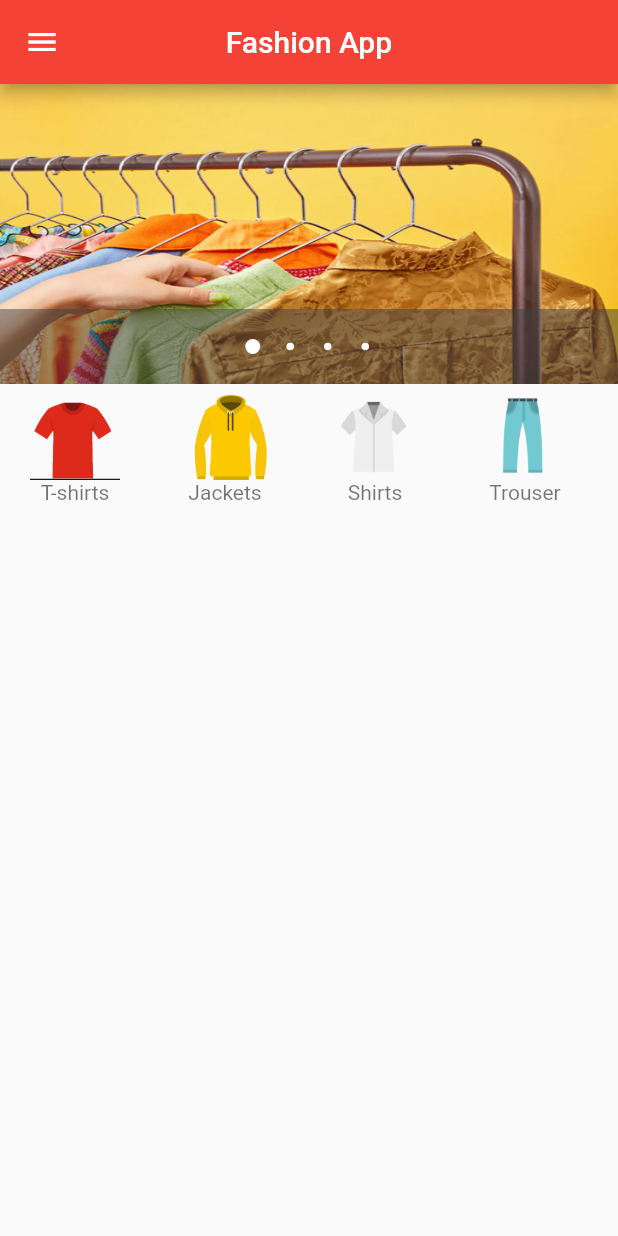
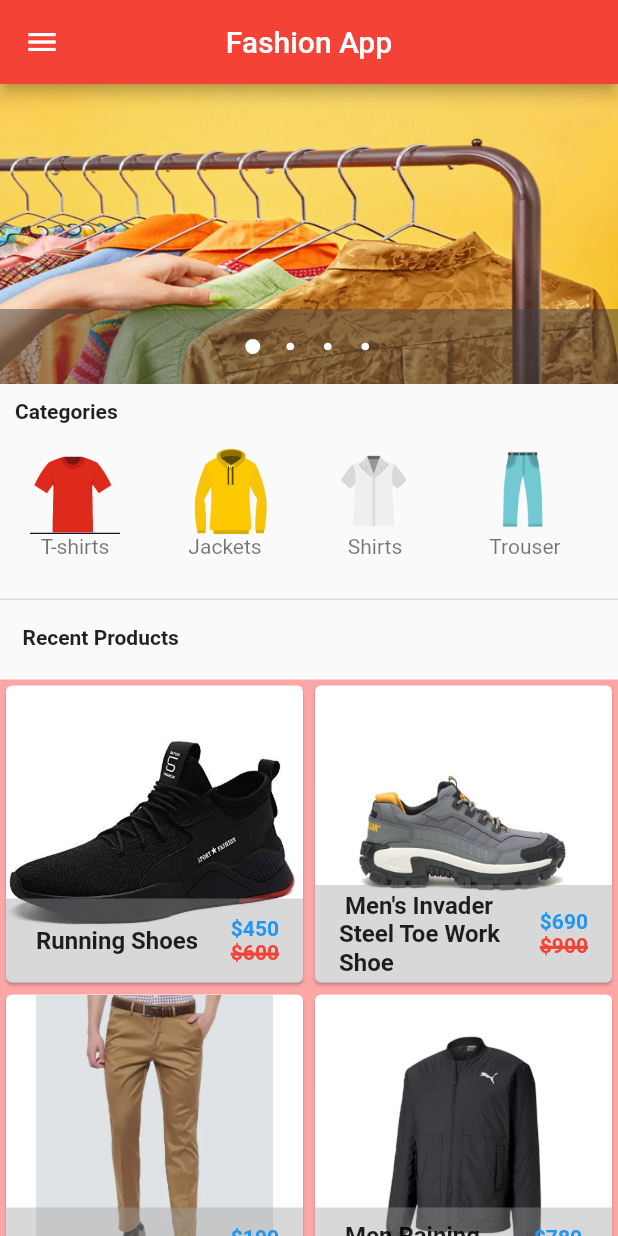
Before and after one commit to MomenF/fashion_app, a Flutter app: the HomePage screen opened by its route, on a phone screen of 412 x 824 dp. Run offline on Flutter 3.47's test engine with Material 2 defaults, Android fonts, the phone set to English and light mode, and no system bars; our stand-ins replace carousel_pro_nullsafety, flutter_spinkit.

Commit message:
adding product Details

```diff
--- /dev/null
+++ b/lib/Components/products.dart
@@ -0,0 +1,120 @@
+import 'package:e_commerce_app/MainScreens/product_details.dart';
+import 'package:flutter/cupertino.dart';
+import 'package:flutter/material.dart';
+
+
+class Products extends StatefulWidget {
+  _ProductsState createState() => _ProductsState();
+}
+
+class _ProductsState extends State<Products> {
+  List<Map<String,dynamic>> productList = [
+    {
+      "name" : " Running Shoes ",
+      "picture" : "assets/images/products/shoes1.jpg",
+      "price" : 450 ,
+      "old price" : 600 ,
+    },
+    {
+      "name" : " Men's Invader Steel Toe Work Shoe  ",
+      "picture" : "assets/images/products/shoes2.jpg",
+      "price" : 690 ,
+      "old price" : 900 ,
+    },
+    {
+      "name" : " Golden Trouser ",
+      "picture" : "assets/images/products/tr1.jpg",
+      "price" : 190 ,
+      "old price" : 235 ,
+    },
+    {
+      "name" : " Men Raining Jacket ",
+      "picture" : "assets/images/products/jac1.jpg",
+      "price" : 780 ,
+      "old price" : 1095 ,
+    },
+  ];
+
+
+  Widget build(BuildContext context) {
+    return Container(
+      child: GridView.builder(
+        shrinkWrap: true,
+        physics: NeverScrollableScrollPhysics(),
+          gridDelegate: SliverGridDelegateWithFixedCrossAxisCount(crossAxisCount: 2),
+          itemCount: productList.length,
+          itemBuilder: (BuildContext context,index){
+            return SingleProduct(
+                productName: productList[index]["name"],
+                productPic: productList[index]["picture"],
+                productPrice: productList[index]["price"],
+              productOldPrice: productList[index]["old price"],
+            );
+          }
+      ),
+    );
+  }
+}
+
+class SingleProduct extends StatelessWidget {
+
+  late final String productName ;
+  late final String productPic ;
+  late final int productPrice ;
+  late final int productOldPrice ;
+
+
+  SingleProduct(
+      {required this.productName,
+        required this.productPic,
+        required this.productOldPrice,
+        required this.productPrice
+      });
+
+  Widget build(BuildContext context) {
+    return Card(
+      child: InkWell(
+        onTap: (){
+          Navigator.of(context).push(MaterialPageRoute(builder: (context)=>ProductDetails(
+            productDetailName: this.productName ,
+            productDetailOldPrice: this.productOldPrice,
+            productDetailPic: this.productPic,
+            productDetailPrice: this.productPrice,
+          )));
+        },
+        child: GridTile(
+
+          footer: Container(
+            color: Colors.grey.withOpacity(.4),
+            child: ListTile(
+              title: Text(
+                productName,
+                style: TextStyle(
+                fontWeight: FontWeight.bold
+              ),
+                maxLines: 3,
+
+              ),
+              trailing: Column(
+                mainAxisAlignment: MainAxisAlignment.center,
+                children: [
+                  Text("\$${productPrice}",style: TextStyle(
+                    color: Colors.blue,
+                    fontWeight: FontWeight.bold,
+                  ),),
+                  Text("\$${productOldPrice}",style: TextStyle(
+                    color: Colors.red,
+                    fontWeight: FontWeight.bold,
+                    decoration: TextDecoration.lineThrough,
+                    decorationThickness: 3,
+                  ),),
+                ],
+              ),
+            ),
+          ),
+          child: Image.asset(productPic),
+        ),
+      ),
+    );
+  }
+}
--- a/lib/MainScreens/Login.dart
+++ b/lib/MainScreens/Login.dart
@@ -74,7 +74,6 @@ class _LoginPageState extends State<LoginPage> {
                         margin: const EdgeInsets.symmetric(
                           horizontal: 15,
                         ),
-
                         decoration: BoxDecoration(
                             color: Colors.amber,
                             borderRadius: BorderRadius.circular(25),
--- a/lib/MainScreens/home.dart
+++ b/lib/MainScreens/home.dart
@@ -1,4 +1,5 @@
 import 'package:e_commerce_app/Components/Categories.dart';
+import 'package:e_commerce_app/Components/products.dart';
 import 'package:flutter/cupertino.dart';
 import 'package:flutter/gestures.dart';
 import 'package:flutter/material.dart';
@@ -54,7 +55,9 @@ class _HomePageState extends State<HomePage> {
         ),
 
       ),
-      body: Column(
+      body: SingleChildScrollView(
+        child: Column(
+          crossAxisAlignment: CrossAxisAlignment.start,
           children: [
             SizedBox(
               height: 200,
@@ -72,6 +75,19 @@ class _HomePageState extends State<HomePage> {
                 autoplayDuration: Duration(seconds: 5),
 
               ),
+            ),
+            SizedBox(
+              height: 10,
+            ),
+            Container(
+              margin: const EdgeInsets.only(
+                left: 10
+              ),
+                child: Text('Categories',style: TextStyle(
+                  fontWeight: FontWeight.bold,
+                ),)),
+            SizedBox(
+              height: 10,
             ),
             SingleChildScrollView(
               scrollDirection: Axis.horizontal,
@@ -109,8 +125,30 @@ class _HomePageState extends State<HomePage> {
 
               ],
                 ),
+            ),
+            Divider(
+              thickness: 1,
+              height: 15,
+            ),
+            Container(
+                margin: const EdgeInsets.only(
+                    left: 15
+                ),
+                padding:const EdgeInsets.only(
+                  bottom: 20,
+                  top: 10
+                ) ,
+                child: Text('Recent Products',style: TextStyle(
+                  fontWeight: FontWeight.bold,
+                ),)),
+            Container(
+              color: Colors.redAccent.withOpacity(.5),
+              child: Products(),
             )
+
+
           ],
+        ),
       ),
     );
   }
--- a/lib/main.dart
+++ b/lib/main.dart
@@ -4,6 +4,7 @@ import 'package:flutter/material.dart';
 import 'MainScreens/Register.dart';
 import 'MainScreens/SplashScreen.dart';
 import 'MainScreens/home.dart';
+import 'MainScreens/product_details.dart';
 
 void main() {
   runApp(MyApp());
@@ -24,6 +25,7 @@ class MyApp extends StatelessWidget {
         "/loginPage" : (context)=> LoginPage(),
         "/home" : (context)=> HomePage(),
         "/Register" : (context)=> RegisterPage(),
+        "/productDetails" : (context)=> ProductDetails(),
       },
     );
   }
--- a/pubspec.yaml
+++ b/pubspec.yaml
@@ -51,6 +51,7 @@ flutter:
   # To add assets to your application, add an assets section, like this:
   assets:
     - assets/images/
+    - assets/images/products/
 
   # An image asset can refer to one or more resolution-specific "variants", see
   # https://flutter.dev/assets-and-images/#resolution-aware.
```
Also changed, not shown: lib/MainScreens/product_details.dart (added, +240 -0 lines), lib/student.dart (deleted, +0 -22 lines), lib/test.dart (deleted, +0 -12 lines), assets/images/products/jac1.jpg (added), assets/images/products/shoes1.jpg (added), assets/images/products/shoes2.jpg (added), assets/images/products/tr1.jpg (added). Lines whose indentation alone changed are shown as unchanged.
